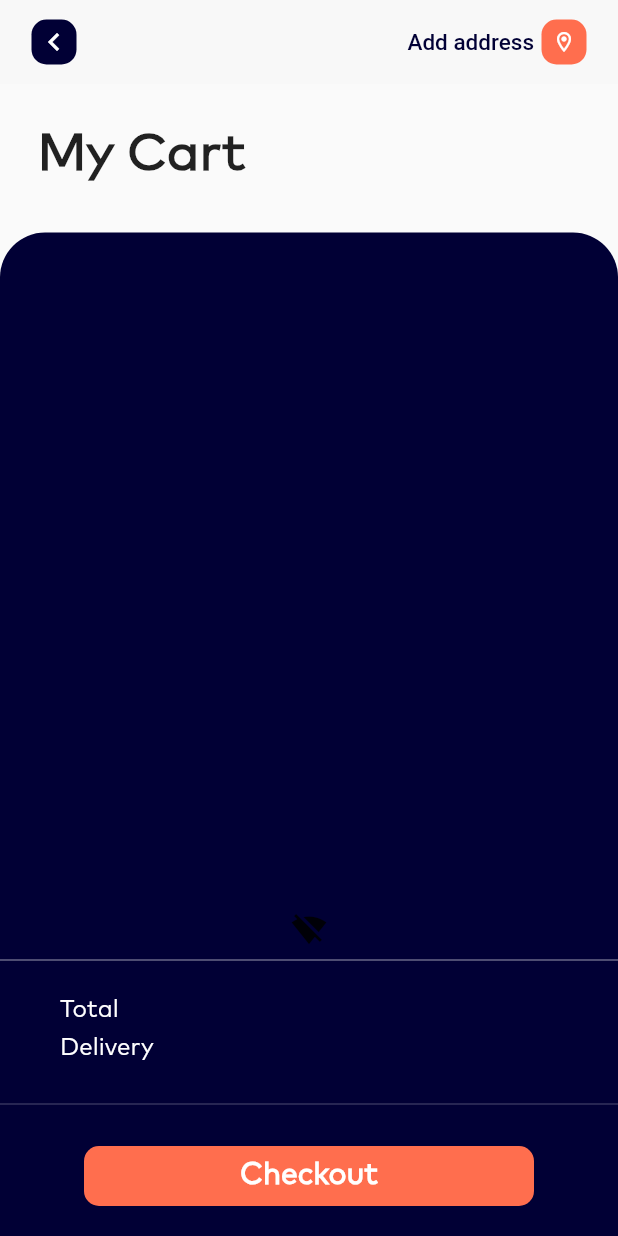
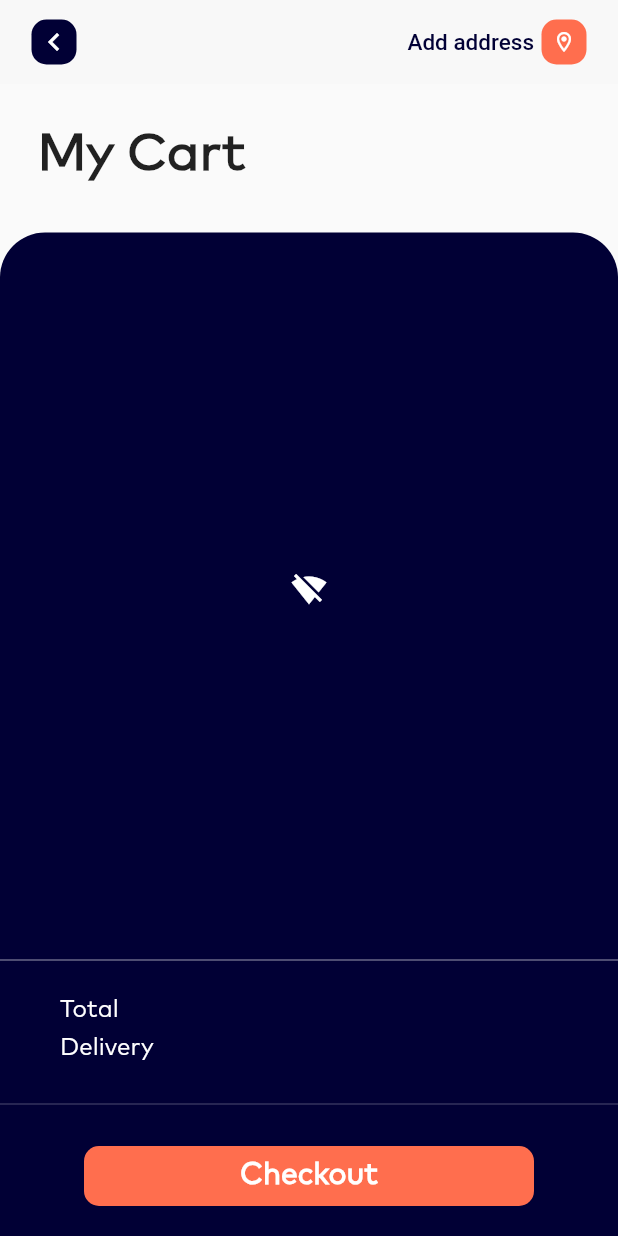
Before and after one commit to Majic97/phone_test_flutter, a Flutter app: the CartPage screen opened directly, on a phone screen of 412 x 824 dp. Run offline on Flutter 3.47's test engine with Material 2 defaults, Android fonts, the phone set to English and light mode, and no system bars; our stand-ins replace carousel_slider, flutter_bloc, iconsax; network calls fail.

Commit message:
App is done

```diff
--- a/lib/pages/cart_page/cart_page.dart
+++ b/lib/pages/cart_page/cart_page.dart
@@ -21,6 +21,7 @@ class _CartPageState extends State<CartPage> {
       create: (_) => CartPageCubit(),
       child: Scaffold(
         appBar: AppBar(
+          automaticallyImplyLeading: false,
           title: const AppBarWidget(),
         ),
         body: Column(
@@ -152,8 +153,14 @@ class BlocCartPageProductListWidget extends StatelessWidget {
         );
       }
       if (state is CartPageNonConnectionState) {
-        return const Center(
-          child: Icon(Icons.signal_wifi_off_outlined),
+        return Expanded(
+          child: Container(
+            alignment: Alignment.center,
+            child: const Icon(
+              Icons.signal_wifi_off_outlined,
+              color: Colors.white,
+            ),
+          ),
         );
       }
       return CartPageDevicesListWidget((state as CartPageCartDataState).data);
@@ -355,13 +362,18 @@ class AppBarWidget extends StatelessWidget {
       child: Row(
         mainAxisAlignment: MainAxisAlignment.spaceBetween,
         children: [
-          Container(
+          GestureDetector(
+            child: Container(
               decoration: const BoxDecoration(
                   color: darklBue,
                   borderRadius: BorderRadius.all(Radius.circular(10))),
               height: 30,
               width: 30,
               child: const Center(child: Icon(Icons.navigate_before)),
+            ),
+            onTap: () {
+              Navigator.of(context).pop();
+            },
           ),
           Row(
             children: [
--- a/lib/pages/main_page/main_page_cubit.dart
+++ b/lib/pages/main_page/main_page_cubit.dart
@@ -43,7 +43,7 @@ class MainPageCubit extends Cubit<MainPageState> {
         throw Exception();
       }
     } catch (e) {
-      emit(MainPageNoConnectionState());
+      emit(MainPageNonConnectionState());
       return;
     }
   }
--- a/lib/pages/main_page/main_page_states.dart
+++ b/lib/pages/main_page/main_page_states.dart
@@ -8,7 +8,7 @@ class MainPageInitState extends MainPageState {}
 class MainPageInProgressState extends MainPageState {}
 
 // состояние для ситуации, когда отсутсвует интернет соединение
-class MainPageNoConnectionState extends MainPageState {}
+class MainPageNonConnectionState extends MainPageState {}
 
 // состояние с уже загруженными данными
 class MainPageWithDataState extends MainPageState {
```
Also changed, not shown: lib/main.dart (+9 -1 lines), lib/pages/main_page/main_page.dart (+19 -7 lines), lib/pages/phone_details_page/phone_datails_page.dart (+21 -3 lines), lib/pages/splash_screen.dart/splash_page.dart (added, +54 -0 lines). Lines whose indentation alone changed are shown as unchanged.
